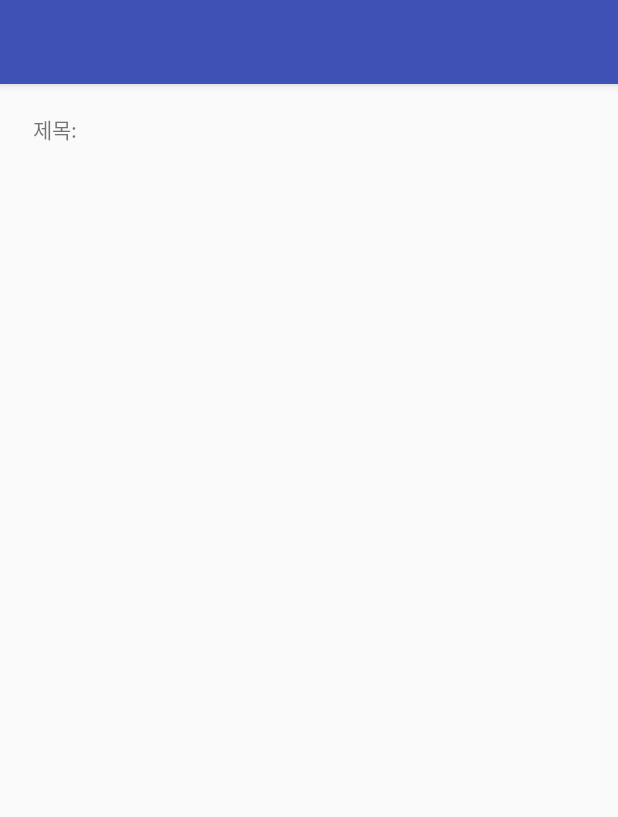
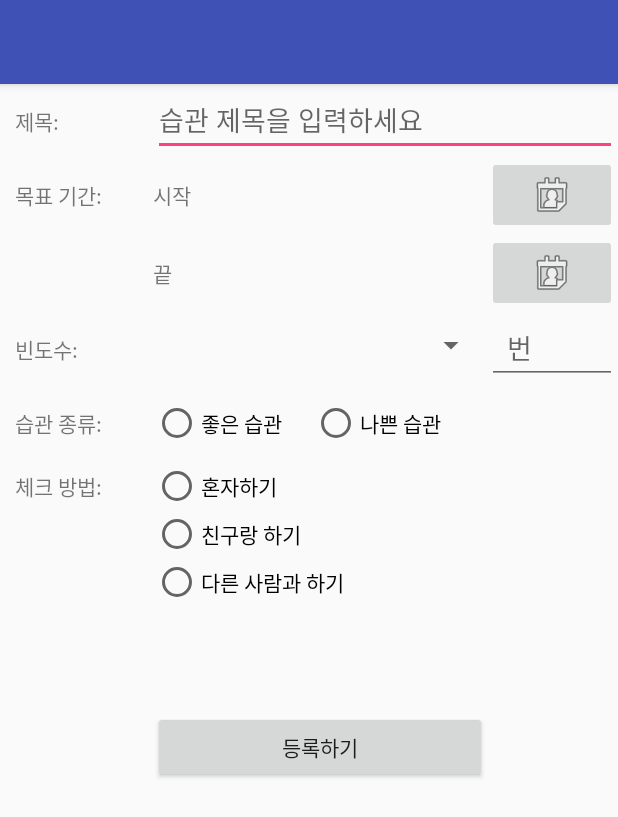
Before and after one commit to MinyeongKim/Boram, an Android app: the layout activity_register.xml on its own in the app's theme, with its tools: preview values and no code run, on a phone screen of 412 x 824 dp. Shown: the top 817 px of the screen. Run offline under Robolectric (Android 15) with nearby library versions, the phone set to English and light mode, and no system bars.

Commit message:
Change RegisterActivity

```diff
--- a/app/src/main/java/org/androidtown/myapplication/RegisterActivity.java
+++ b/app/src/main/java/org/androidtown/myapplication/RegisterActivity.java
@@ -1,5 +1,6 @@
 package org.androidtown.myapplication;
 
+import android.app.DatePickerDialog;
 import android.os.Bundle;
 import android.support.design.widget.FloatingActionButton;
 import android.support.design.widget.Snackbar;
@@ -11,6 +12,7 @@ import android.view.View;
 import android.widget.AdapterView;
 import android.widget.ArrayAdapter;
 import android.widget.Button;
+import android.widget.DatePicker;
 import android.widget.EditText;
 import android.widget.ImageButton;
 import android.widget.PopupMenu;
@@ -70,21 +72,21 @@ public class RegisterActivity extends AppCompatActivity {
         setupActionBar();
 
         //습관 제목 받아오는 부분
-        //habit_title_input=(EditText)findViewById(R.id.habit_title_input);
+        habit_title_input=(EditText)findViewById(R.id.habit_title_input);
 
         //사용자가 설정한 시작, 끝 날짜 보여주는 부분
         //달력에서 선택하면 보여줄 예정
-        //fromDate =(TextView)findViewById(R.id.fromDate);
-        //toDate =(TextView)findViewById(R.id.toDate);
+        fromDate =(TextView)findViewById(R.id.fromDate);
+        toDate =(TextView)findViewById(R.id.toDate);
 
         //이 버튼을 누르면 달력을 띄워서 사용자가 날짜를 고르게 하고 -> 이를 위에 텍스트 뷰에 넣어줄 예정
-        //fromDateButton=(ImageButton)findViewById(R.id.fromDateButton);
-        //toDateButton=(ImageButton)findViewById(R.id.toDateButton);
+        fromDateButton=(ImageButton)findViewById(R.id.fromDateButton);
+        toDateButton=(ImageButton)findViewById(R.id.toDateButton);
 
         //습관 빈도수를 위한 부분 -> 버튼을 누르면 달, 주, 일이 나와서 선택할 수 있도록 함
         //그러고 나서 몇 번을 실천할 것인지 사용자의 입력을 받음
-        //frequency_spinner = (Spinner) findViewById(R.id.num_button);
-        //frequency_input = (EditText)findViewById(R.id.number);
+        frequency_spinner = (Spinner) findViewById(R.id.num_button);
+        frequency_input = (EditText)findViewById(R.id.number);
 
         ArrayAdapter<String> adapter = new ArrayAdapter<>(this, android.R.layout.simple_list_item_1, frequency_type);
         adapter.setDropDownViewResource(android.R.layout.simple_spinner_dropdown_item);
@@ -104,18 +106,18 @@ public class RegisterActivity extends AppCompatActivity {
 
 
         //습관 종류 선택을 읽기 위한 부분
-        //habit_type_group = (RadioGroup)findViewById(R.id.habit_type_group);
-        //good = (RadioButton)findViewById(R.id.good_habit);
-        //bad=(RadioButton)findViewById(R.id.bad_habit);
+        habit_type_group = (RadioGroup)findViewById(R.id.habit_type_group);
+        good = (RadioButton)findViewById(R.id.good_habit);
+        bad=(RadioButton)findViewById(R.id.bad_habit);
 
         //습관 체크 방법을 읽기 위한 부분
-       // habit_check_group = (RadioGroup)findViewById(R.id.habit_check_group);
-       // alone = (RadioButton)findViewById(R.id.alone);
-        //friend = (RadioButton)findViewById(R.id.friend);
-        //otherPerson = (RadioButton)findViewById(R.id.otherPerson);
+        habit_check_group = (RadioGroup)findViewById(R.id.habit_check_group);
+        alone = (RadioButton)findViewById(R.id.alone);
+        friend = (RadioButton)findViewById(R.id.friend);
+        otherPerson = (RadioButton)findViewById(R.id.otherPerson);
 
         //마지막 등록 버튼
-        //register_button =(Button)findViewById(R.id.register_button);
+        register_button =(Button)findViewById(R.id.register_button);
 
 
         /*
@@ -137,42 +139,6 @@ public class RegisterActivity extends AppCompatActivity {
 
             }
         });
-
-        /*
-        //하루, 일주일, 한달 => 선택할 수 있는 버튼
-        //클릭시 popup 메뉴가 나옴 => 선택된 내용을 버튼에 보여주도록 만들고 싶음
-        //아직은 팝 업 메뉴가 안뜸...ㅠㅠㅠㅠㅠㅠㅠㅠㅠㅠ
-        frequency_spinner.setOnClickListener(new View.OnClickListener() {
-            @Override
-            public void onClick(View view) {
-                PopupMenu popupMenu = new PopupMenu(getApplicationContext(), view);
-
-                getMenuInflater().inflate(R.menu.option_menu, popupMenu.getMenu());
-
-                popupMenu.setOnMenuItemClickListener(new PopupMenu.OnMenuItemClickListener() {
-                    @Override
-                    public boolean onMenuItemClick(MenuItem menuItem) {
-                        switch (menuItem.getItemId()) {
-                            case R.id.day:
-                                break;
-
-                            case R.id.week:
-                                break;
-
-                            case R.id.month:
-                                break;
-
-                            default:
-                                break;
-                        }
-
-                        return false;
-                    }
-                });
-
-            }
-        });
-*/
 
         //등록하기 버튼 눌렸을 때 -> 입력 정보들 다 디비에 저장하기
         register_button.setOnClickListener(new View.OnClickListener() {
@@ -213,7 +179,7 @@ public class RegisterActivity extends AppCompatActivity {
                 //사용자가 입력을 제대로 안했을 경우 -> 실행이 안되도록 해야함
                 //라디오 버튼을 다 누르지 않았을 경우에 잘 실행이 되나
                 //제목을 입력안하는 경우는 제대로 인식하지 못함...ㅠㅠㅠㅠㅠㅠㅠㅠ
-                if(title==null || startDate==null || finishDate==null || frequency==null || habitType==null || checkType==null ){
+                if(title=="" || startDate=="" || finishDate=="" || frequency=="" || habitType==null || checkType==null ){
                     Toast.makeText(getApplicationContext(), "모든 내용을 입력해주세요", Toast.LENGTH_LONG).show();
                 }
 
--- a/app/src/main/res/layout/content_register.xml
+++ b/app/src/main/res/layout/content_register.xml
@@ -8,221 +8,176 @@
     tools:context="org.androidtown.myapplication.RegisterActivity"
     tools:showIn="@layout/activity_register">
 
-    <RelativeLayout
-        android:layout_width="368dp"
-        android:layout_height="506dp"
+    <TableLayout
+        android:layout_width="match_parent"
+        android:layout_height="wrap_content"
         tools:ignore="MissingConstraints"
-        tools:layout_editor_absoluteX="8dp"
-        tools:layout_editor_absoluteY="2dp">
+        tools:layout_editor_absoluteX="145dp"
+        tools:layout_editor_absoluteY="0dp"
+        android:stretchColumns="*">
 
+        <TableRow>
             <TextView
                 android:id="@+id/habit_title"
                 android:layout_width="wrap_content"
                 android:layout_height="wrap_content"
-            android:layout_alignParentLeft="true"
-            android:layout_alignParentStart="true"
-            android:layout_alignParentTop="true"
-            android:layout_marginLeft="22dp"
-            android:layout_marginStart="22dp"
-            android:layout_marginTop="19dp"
+                android:layout_marginLeft="10dp"
                 android:text="제목: " />
-        <!--
+
             <EditText
                 android:id="@+id/habit_title_input"
                 android:layout_width="match_parent"
                 android:layout_height="wrap_content"
-                 android:layout_alignBaseline="@+id/habit_title"
-                 android:layout_alignBottom="@+id/habit_title"
-                 android:layout_toEndOf="@+id/habit_period"
-                 android:layout_toRightOf="@+id/habit_period"
+                android:layout_span="2"
                 android:hint="습관 제목을 입력하세요" />
+        </TableRow>
 
 
+        <TableRow>
             <TextView
                 android:id="@+id/habit_period"
                 android:layout_width="wrap_content"
                 android:layout_height="wrap_content"
-                      android:layout_alignLeft="@+id/fromDate"
-                      android:layout_alignStart="@+id/fromDate"
-                      android:layout_alignTop="@+id/fromDateButton"
-                      android:layout_marginTop="12dp"
+                android:layout_marginTop="15dp"
+                android:layout_marginLeft="10dp"
                 android:text="목표 기간:" />
-
 
             <TextView
                 android:id="@+id/fromDate"
                 android:layout_width="wrap_content"
                 android:layout_height="wrap_content"
-                      android:layout_alignTop="@+id/habit_period"
-                      android:layout_marginLeft="12dp"
-                      android:layout_marginStart="12dp"
-                      android:layout_toEndOf="@+id/habit_type"
-                      android:layout_toRightOf="@+id/habit_type"
+                android:layout_marginTop="15dp"
                 android:text="시작" />
-
-                  <TextView
-                      android:id="@+id/toDate"
-                      android:layout_width="wrap_content"
-                      android:layout_height="wrap_content"
-                      android:layout_alignBottom="@+id/toDateButton"
-                      android:layout_toLeftOf="@+id/fromDateButton"
-                      android:layout_toStartOf="@+id/fromDateButton"
-                      android:text="끝" />
-
 
             <ImageButton
                 android:id="@+id/fromDateButton"
                 android:layout_width="wrap_content"
                 android:layout_height="wrap_content"
-                      android:layout_alignParentEnd="true"
-                      android:layout_alignParentRight="true"
-                      android:layout_below="@+id/habit_title_input"
-                      android:layout_marginEnd="87dp"
-                      android:layout_marginRight="87dp"
-                      android:layout_marginTop="22dp"
                 app:srcCompat="@android:drawable/ic_menu_my_calendar" />
+        </TableRow>
 
+
+        <TableRow>
+            <TextView
+                android:id="@+id/toDate"
+                android:layout_width="wrap_content"
+                android:layout_height="wrap_content"
+                android:layout_column="1"
+                android:layout_marginTop="15dp"
+                android:text="끝" />
 
             <ImageButton
                 android:id="@+id/toDateButton"
                 android:layout_width="wrap_content"
                 android:layout_height="wrap_content"
-                      //android:layout_alignLeft="@+id/register_button"
-                      //android:layout_alignStart="@+id/register_button"
-                      android:layout_below="@+id/fromDateButton"
-                      android:layout_marginTop="12dp"
+                android:layout_column="2"
                 app:srcCompat="@android:drawable/ic_menu_my_calendar" />
-          -->
 
-        <!--
+        </TableRow>
+
+
+        <TableRow>
             <TextView
                 android:id="@+id/habit_frequency"
                 android:layout_width="wrap_content"
                 android:layout_height="wrap_content"
-            android:layout_alignLeft="@+id/habit_period"
-            android:layout_alignStart="@+id/habit_period"
-            android:layout_below="@+id/toDate"
-            android:layout_marginTop="49dp"
+                android:layout_marginLeft="10dp"
                 android:text="빈도수: " />
-
 
             <Spinner
                 android:id="@+id/num_button"
                 android:layout_width="30dp"
                 android:layout_height="wrap_content"
-            android:layout_alignEnd="@+id/register_button"
-            android:layout_alignLeft="@+id/fromDateButton"
-            android:layout_alignRight="@+id/register_button"
-            android:layout_alignStart="@+id/fromDateButton"
-            android:layout_alignTop="@+id/habit_frequency">
-
+                android:layout_marginTop="10dp">
             </Spinner>
 
             <EditText
                 android:id="@+id/number"
                 android:layout_width="wrap_content"
                 android:layout_height="wrap_content"
-            android:layout_alignBaseline="@+id/habit_frequency"
-            android:layout_alignBottom="@+id/habit_frequency"
-            android:layout_marginLeft="25dp"
-            android:layout_marginStart="25dp"
-            android:layout_toEndOf="@+id/num_button"
-            android:layout_toRightOf="@+id/num_button"
                 android:hint="  번" />
+        </TableRow>
 
+
+        <TableRow>
             <TextView
                 android:id="@+id/habit_type"
                 android:layout_width="wrap_content"
                 android:layout_height="wrap_content"
-            android:layout_alignLeft="@+id/habit_frequency"
-            android:layout_alignStart="@+id/habit_frequency"
-            android:layout_below="@+id/number"
-            android:layout_marginTop="18dp"
+                android:layout_marginTop="15dp"
+                android:layout_marginLeft="10dp"
                 android:text="습관 종류: " />
 
             <RadioGroup
                 android:id="@+id/habit_type_group"
                 android:layout_width="wrap_content"
                 android:layout_height="wrap_content"
-            android:layout_alignLeft="@+id/fromDate"
-            android:layout_alignStart="@+id/fromDate"
-            android:layout_alignTop="@+id/habit_type"
+                android:layout_marginTop="10dp"
                 android:orientation="horizontal">
 
                 <RadioButton
                     android:id="@+id/good_habit"
                     android:layout_width="wrap_content"
                     android:layout_height="wrap_content"
-                android:layout_alignBaseline="@+id/habit_type"
-                android:layout_alignBottom="@+id/habit_type"
-                android:layout_alignLeft="@+id/habit_type_group"
-                android:layout_alignStart="@+id/habit_type_group"
                     android:text="좋은 습관" />
 
                 <RadioButton
                     android:id="@+id/bad_habit"
                     android:layout_width="wrap_content"
                     android:layout_height="wrap_content"
-                android:layout_alignBaseline="@+id/habit_type"
-                android:layout_alignBottom="@+id/habit_type"
-                android:layout_alignLeft="@+id/toDateButton"
-                android:layout_alignStart="@+id/toDateButton"
+                    android:layout_marginLeft="20dp"
                     android:text="나쁜 습관" />
             </RadioGroup>
+        </TableRow>
 
+
+        <TableRow>
             <TextView
                 android:id="@+id/habit_check"
                 android:layout_width="wrap_content"
                 android:layout_height="wrap_content"
-            android:layout_alignLeft="@+id/habit_frequency"
-            android:layout_alignStart="@+id/habit_frequency"
-            android:layout_below="@+id/habit_type_group"
-            android:layout_marginTop="14dp"
+                android:layout_marginTop="15dp"
+                android:layout_marginLeft="10dp"
                 android:text="체크 방법: " />
 
             <RadioGroup
                 android:id="@+id/habit_check_group"
                 android:layout_width="wrap_content"
                 android:layout_height="wrap_content"
-            android:layout_alignLeft="@+id/habit_type_group"
-            android:layout_alignStart="@+id/habit_type_group"
+                android:layout_marginTop="10dp"
                 android:layout_alignTop="@+id/habit_check">
-
 
                 <RadioButton
                     android:id="@+id/alone"
                     android:layout_width="wrap_content"
                     android:layout_height="wrap_content"
-                android:layout_weight="1"
                     android:text="혼자하기" />
 
                 <RadioButton
                     android:id="@+id/friend"
                     android:layout_width="wrap_content"
                     android:layout_height="wrap_content"
-                android:layout_weight="1"
                     android:text="친구랑 하기" />
 
                 <RadioButton
                     android:id="@+id/otherPerson"
                     android:layout_width="wrap_content"
                     android:layout_height="wrap_content"
-                android:layout_alignBottom="@+id/habit_check_group"
-                android:layout_alignEnd="@+id/toDate"
-                android:layout_alignRight="@+id/toDate"
-                android:layout_weight="1"
                     android:text="다른 사람과 하기" />
             </RadioGroup>
+        </TableRow>
 
+
+        <TableRow>
             <Button
                 android:id="@+id/register_button"
                 android:layout_width="wrap_content"
                 android:layout_height="wrap_content"
-            android:layout_alignParentBottom="true"
-            android:layout_centerHorizontal="true"
+                android:layout_marginTop="70dp"
+                android:layout_column="1"
                 android:text="등록하기" />
--->
+        </TableRow>
 
-    </RelativeLayout>
+    </TableLayout>
 
 </android.support.constraint.ConstraintLayout>
```
Lines whose indentation alone changed are shown as unchanged.
